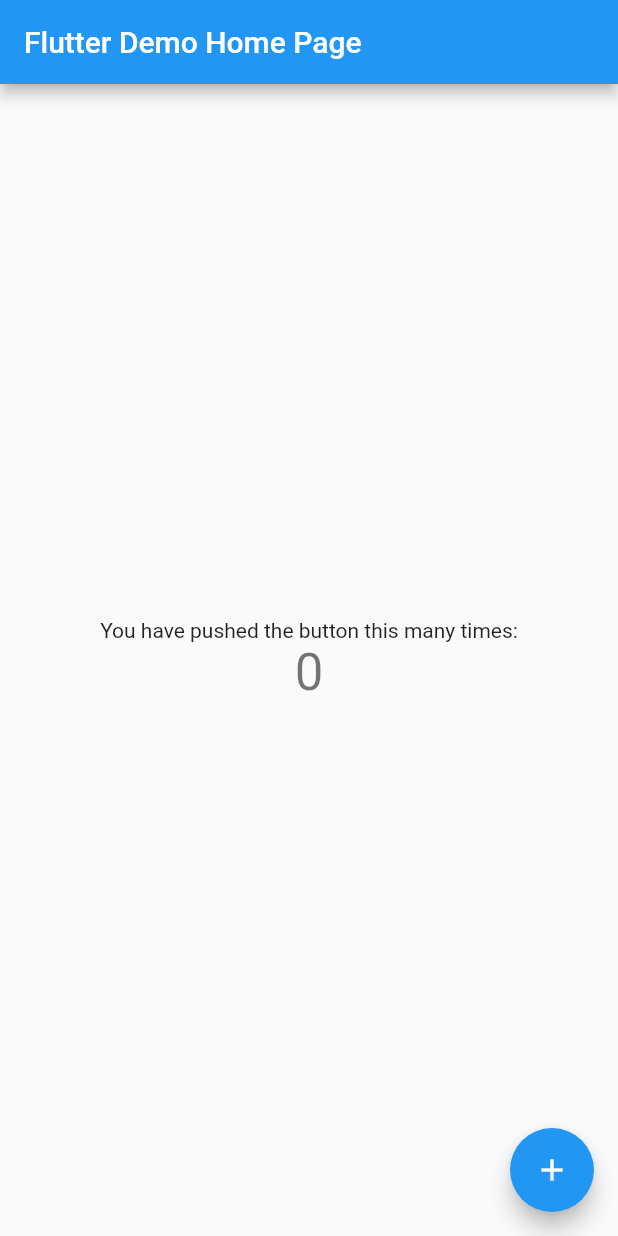
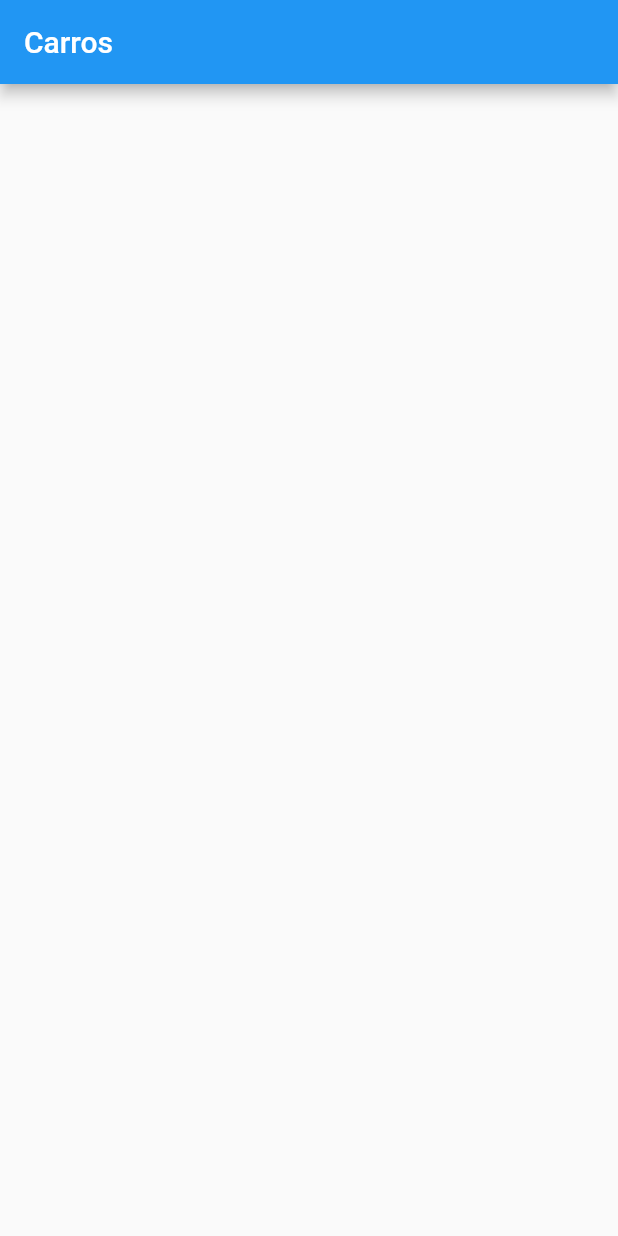
Before and after one commit to MatheusAngelicio/Cars_App, a Flutter app: the screen it shows after launch, on a phone screen of 412 x 824 dp. Run offline on Flutter 3.47's test engine with Material 2 defaults, Android fonts, the light colour scheme and no system bars.

Commit message:
criar arquivo main

```diff
--- a/lib/main.dart
+++ b/lib/main.dart
@@ -1,4 +1,6 @@
 import 'package:flutter/material.dart';
+
+import 'pages/login_page.dart';
 
 void main() {
   runApp(const MyApp());
@@ -10,58 +12,11 @@
   @override
   Widget build(BuildContext context) {
     return MaterialApp(
-      title: 'Flutter Demo',
+      debugShowCheckedModeBanner: false,
       theme: ThemeData(
         primarySwatch: Colors.blue,
       ),
-      home: const MyHomePage(title: 'Flutter Demo Home Page'),
+      home: LoginPage(),
     );
   }
 }
-
-class MyHomePage extends StatefulWidget {
-  const MyHomePage({super.key, required this.title});
-
-  final String title;
-
-  @override
-  State<MyHomePage> createState() => _MyHomePageState();
-}
-
-class _MyHomePageState extends State<MyHomePage> {
-  int _counter = 0;
-
-  void _incrementCounter() {
-    setState(() {
-      _counter++;
-    });
-  }
-
-  @override
-  Widget build(BuildContext context) {
-    return Scaffold(
-      appBar: AppBar(
-        title: Text(widget.title),
-      ),
-      body: Center(
-        child: Column(
-          mainAxisAlignment: MainAxisAlignment.center,
-          children: <Widget>[
-            const Text(
-              'You have pushed the button this many times:',
-            ),
-            Text(
-              '$_counter',
-              style: Theme.of(context).textTheme.headline4,
-            ),
-          ],
-        ),
-      ),
-      floatingActionButton: FloatingActionButton(
-        onPressed: _incrementCounter,
-        tooltip: 'Increment',
-        child: const Icon(Icons.add),
-      ),
-    );
-  }
-}
--- /dev/null
+++ b/lib/pages/login_page.dart
@@ -0,0 +1,19 @@
+import 'package:flutter/material.dart';
+
+class LoginPage extends StatelessWidget {
+  const LoginPage({Key? key}) : super(key: key);
+
+  @override
+  Widget build(BuildContext context) {
+    return Scaffold(
+      appBar: AppBar(title: Text("Carros")),
+      body: _body()
+    );
+  }
+
+  _body() {
+    Container(
+      color: Colors.white,
+    );
+  }
+}
```
